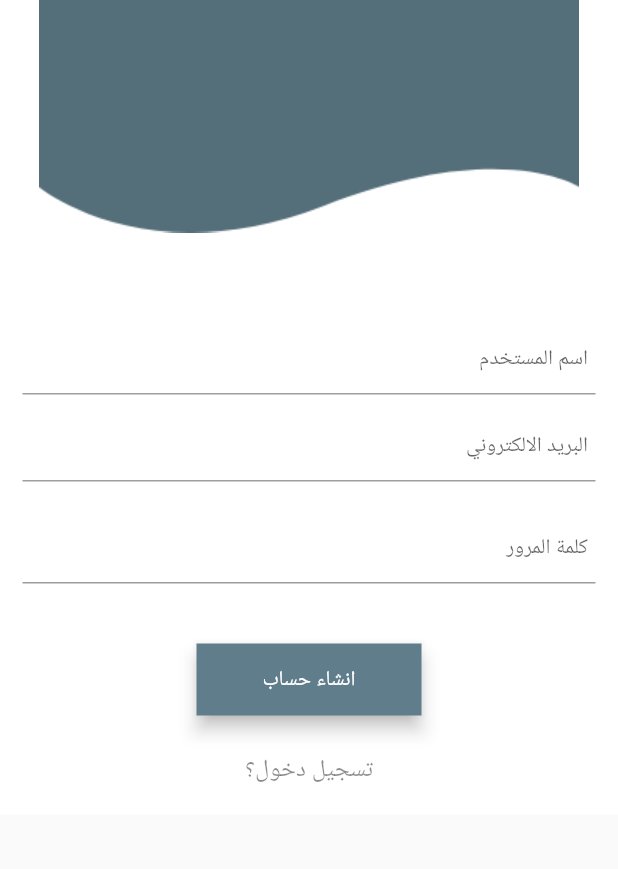
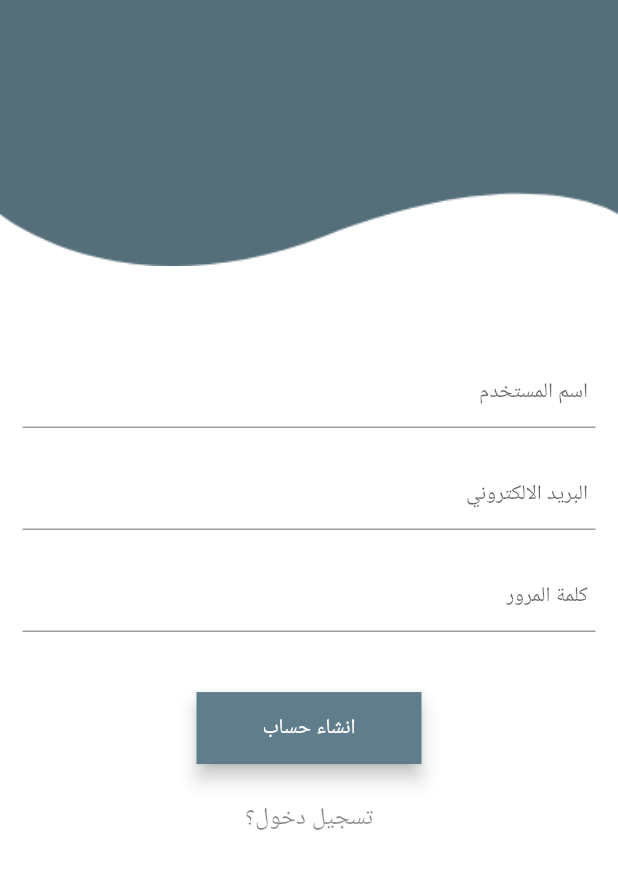
Before and after one commit to mustafafawzi97/news-app, a Flutter app: the screen it shows after launch, after a tap on "انشاء حساب؟", on a phone screen of 412 x 824 dp. Shown: the top 869 px of the screen. Run offline on Flutter 3.47's test engine with Material 2 defaults, Android fonts, the phone set to English and light mode, and no system bars; our stand-ins replace shared_preferences; network calls fail; Roboto replaces fonts that are missing (Cairo).

Commit message:
update v1

```diff
--- a/lib/Notifications.dart
+++ b/lib/Notifications.dart
@@ -18,14 +18,12 @@ class _NotifyState extends State<Notify> {
 
     });
     final response =
-    await http.get('http://192.168.0.101:8080/news/api/notify/get.php');
+    await http.get('http://192.168.0.108:8080/news/api/notify/get.php');
     list = json.decode(response.body) as List;
     len = list.length;
 
     setState(() {
-
       isLoading = false;
-      print(list[1]['title']);
     });
 
   }
--- a/lib/login.dart
+++ b/lib/login.dart
@@ -53,7 +53,7 @@ class _LoginState extends State<Login> {
     });
   }
 
-  static final CREATE_POST_URL = 'http://192.168.0.101:8080/news/api/login.php';
+  static final CREATE_POST_URL = 'http://192.168.0.108:8080/news/api/login.php';
   final emailController = TextEditingController();
   final passController = TextEditingController();
 
@@ -66,6 +66,7 @@ class _LoginState extends State<Login> {
           controller: emailController,
           style: style,
           textAlign: TextAlign.right,
+          keyboardType: TextInputType.emailAddress,
           decoration: InputDecoration(
             contentPadding: EdgeInsets.fromLTRB(5.0, 5.0, 5.0, 5.0),
             hintText: "البريد الالكتروني",
@@ -78,6 +79,7 @@ class _LoginState extends State<Login> {
           controller: passController,
           style: style,
           textAlign: TextAlign.right,
+          keyboardType: TextInputType.text,
           decoration: InputDecoration(
             contentPadding: EdgeInsets.fromLTRB(5.0, 5.0, 5.0, 5.0),
             hintText: "كلمة المرور",
@@ -109,11 +111,10 @@ class _LoginState extends State<Login> {
           ),
         ));
 
-    return Scaffold(
+    return Scaffold(backgroundColor: Colors.white,
         body: new SingleChildScrollView(
-      child: Center(
-        child: Container(
-          color: Colors.white,
+      child: Container(
+
           child: Column(
             crossAxisAlignment: CrossAxisAlignment.center,
             mainAxisAlignment: MainAxisAlignment.center,
@@ -121,7 +122,9 @@ class _LoginState extends State<Login> {
               SizedBox(
                 child: Image.asset(
                   "assets/login.png",
-                  fit: BoxFit.fitWidth,
+                  fit: BoxFit.fill,
+                  width:600.0 ,
+
                 ),
               ),
               SizedBox(height: 10.0),
@@ -159,6 +162,6 @@ class _LoginState extends State<Login> {
           ),
         ),
       ),
-    ));
+    );
   }
 }
--- a/lib/signup.dart
+++ b/lib/signup.dart
@@ -44,7 +44,7 @@ class _SignupState extends State<Signup> {
   }
 
   static final CREATE_POST_URL =
-      'http://192.168.0.101:8080/news/api/register.php';
+      'http://192.168.0.108:8080/news/api/register.php';
   final emailController = TextEditingController();
   final passController = TextEditingController();
   final nameController = TextEditingController();
@@ -59,6 +59,7 @@ class _SignupState extends State<Signup> {
           controller: nameController,
           style: style,
           textAlign: TextAlign.right,
+          keyboardType: TextInputType.text,
           decoration: InputDecoration(
             contentPadding: EdgeInsets.fromLTRB(5.0, 5.0, 5.0, 5.0),
             hintText: "اسم المستخدم",
@@ -71,6 +72,7 @@ class _SignupState extends State<Signup> {
           controller: emailController,
           style: style,
           textAlign: TextAlign.right,
+          keyboardType: TextInputType.emailAddress,
           decoration: InputDecoration(
             contentPadding: EdgeInsets.fromLTRB(5.0, 5.0, 5.0, 5.0),
             hintText: "البريد الالكتروني",
@@ -82,6 +84,7 @@ class _SignupState extends State<Signup> {
           obscureText: true,
           controller: passController,
           style: style,
+          keyboardType: TextInputType.text,
           textAlign: TextAlign.right,
           decoration: InputDecoration(
             contentPadding: EdgeInsets.fromLTRB(5.0, 5.0, 5.0, 5.0),
@@ -113,7 +116,7 @@ class _SignupState extends State<Signup> {
           ),
         ));
 
-    return Scaffold(
+    return Scaffold(backgroundColor:Colors.white,
         body: new SingleChildScrollView(
       child: Center(
         child: Container(
@@ -125,11 +128,12 @@ class _SignupState extends State<Signup> {
               SizedBox(
                 child: Image.asset(
                   "assets/login.png",
-                  fit: BoxFit.fitWidth,
+                  fit: BoxFit.fill,
+                  width:600.0 ,
                 ),
               ),
               nameField,
-              SizedBox(height: 10.0),
+              SizedBox(height: 20.0),
               emailField,
               SizedBox(height: 20.0),
               passwordField,
```
Also changed, not shown: lib/main.dart (+9 -5 lines).
